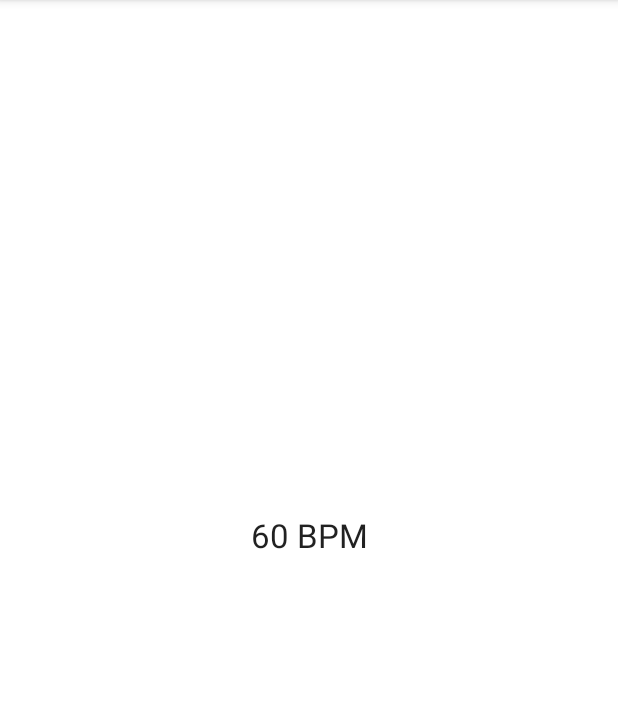
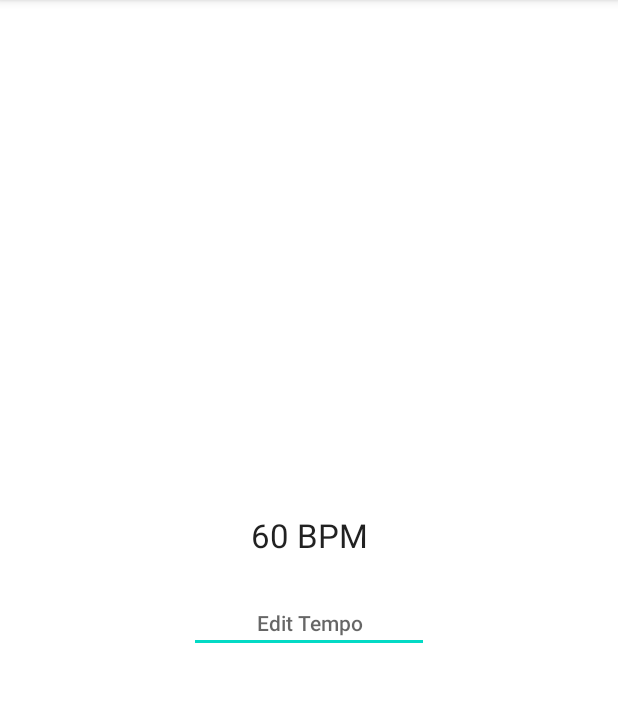
Before and after one commit to VeritasLiberat/Guitar-Trainer, an Android app: the screen it shows after launch (MainActivity), on a phone screen of 412 x 824 dp, the part 84-786 px from its top. Run offline under Robolectric (Android 15) with nearby library versions, the phone set to English and light mode, and no system bars.

Commit message:
add tempo change input box

```diff
--- a/app/src/main/java/com/example/guitartrainer/GuitarRunner.java
+++ b/app/src/main/java/com/example/guitartrainer/GuitarRunner.java
@@ -3,8 +3,11 @@ package com.example.guitartrainer;
 import android.content.Context;
 import android.media.MediaPlayer;
 import android.os.Message;
+import android.text.Editable;
+import android.widget.EditText;
 
 import java.util.Random;
+import java.util.concurrent.TimeUnit;
 
 public class GuitarRunner implements Runnable {
     enum ChordLegacy {
@@ -29,13 +32,13 @@ public class GuitarRunner implements Runnable {
         }
     }
 
-    public static final int beatsPerMinute = 60;  // beats per minute
-    public static final int beatsPerMeasure = 4;
+    public static int beatsPerMinute = 60;  // beats per minute
+    public static int beatsPerMeasure = 4;
 
     public static final int millisecondsInAMinute = 60000;
 
-    public static final int beatLengthMilli = millisecondsInAMinute / beatsPerMinute;
-    public static final int measureLengthMilli = beatLengthMilli * beatsPerMeasure;
+    public static int beatLengthMilli = millisecondsInAMinute / beatsPerMinute;
+    public static int measureLengthMilli = beatLengthMilli * beatsPerMeasure;
 
     public static int currentBeat = 1;
 
@@ -47,20 +50,25 @@ public class GuitarRunner implements Runnable {
     ChordLegacy nextChord;
 
     Context context;
+    MainActivity mainActivity;
     public MediaPlayer mediaPlayer;
+    EditText editTempo;
 
-    GuitarRunner(Context context) {
+    GuitarRunner(Context context, MainActivity mainActivity) {
         currentChord = ChordLegacy.getRandomChord();
         nextChord = ChordLegacy.getRandomChord();
         this.context = context;
+        this.mainActivity = mainActivity;
         mediaPlayer = MediaPlayer.create(context, R.raw.metronome);
+        editTempo = mainActivity.findViewById(R.id.editTempo);
     }
 
     @Override
     public void run() {
-        System.out.println("Current Beat" + currentBeat);
+//        System.out.println("Current Beat" + currentBeat);
         playSound(currentBeat == 1);
         flashMetronome();
+        checkForTempoChange();
 
         if (currentBeat == 1) {
             changeChord();
@@ -69,6 +77,20 @@ public class GuitarRunner implements Runnable {
         }
 
         currentBeat++;
+    }
+
+    private void checkForTempoChange() {
+        int userSetTempo;
+        try {
+            userSetTempo = Integer.getInteger(editTempo.getText().toString());
+        } catch (NullPointerException npe) {
+            return;
+        }
+        if (userSetTempo != beatsPerMinute) {
+            beatsPerMinute = userSetTempo;
+            mainActivity.scheduler.shutdown();
+            mainActivity.scheduler.scheduleAtFixedRate(this, 0, GuitarRunner.beatLengthMilli, TimeUnit.MILLISECONDS);
+        }
     }
 
     private void playSound(boolean playLoud) {
--- a/app/src/main/java/com/example/guitartrainer/MainActivity.java
+++ b/app/src/main/java/com/example/guitartrainer/MainActivity.java
@@ -10,6 +10,7 @@ import android.view.WindowManager;
 import android.view.animation.AlphaAnimation;
 import android.view.animation.Animation;
 import android.view.animation.LinearInterpolator;
+import android.widget.EditText;
 import android.widget.TextView;
 
 import java.util.concurrent.Executors;
@@ -66,7 +67,7 @@ public class MainActivity extends AppCompatActivity {
         buildHandlers();
         buildViews();
 
-        guitarRunner = new GuitarRunner(this);
+        guitarRunner = new GuitarRunner(this, this);
         scheduler.scheduleAtFixedRate(guitarRunner, 0, GuitarRunner.beatLengthMilli, TimeUnit.MILLISECONDS);
     }
 
--- a/app/src/main/res/layout/activity_main.xml
+++ b/app/src/main/res/layout/activity_main.xml
@@ -38,10 +38,26 @@
         android:layout_height="wrap_content"
         android:layout_marginTop="44dp"
         android:text="TextView"
+        android:textAlignment="center"
         android:textAppearance="@style/TextAppearance.AppCompat.Large"
         app:layout_constraintEnd_toEndOf="parent"
         app:layout_constraintHorizontal_bias="0.5"
         app:layout_constraintStart_toStartOf="parent"
         app:layout_constraintTop_toBottomOf="@+id/nextChord" />
 
+    <EditText
+        android:id="@+id/editTempo"
+        android:layout_width="wrap_content"
+        android:layout_height="wrap_content"
+        android:layout_marginTop="24dp"
+        android:ems="10"
+        android:hint="@string/edit_tempo_hint"
+        android:inputType="number"
+        android:textAlignment="center"
+        android:textAppearance="@style/TextAppearance.AppCompat.Body2"
+        app:layout_constraintEnd_toEndOf="parent"
+        app:layout_constraintHorizontal_bias="0.5"
+        app:layout_constraintStart_toStartOf="parent"
+        app:layout_constraintTop_toBottomOf="@+id/tempo" />
+
 </androidx.constraintlayout.widget.ConstraintLayout>
--- a/app/src/main/res/values/strings.xml
+++ b/app/src/main/res/values/strings.xml
@@ -1,3 +1,4 @@
 <resources>
     <string name="app_name">Guitar Trainer</string>
+    <string name="edit_tempo_hint">Edit Tempo</string>
 </resources>
```
